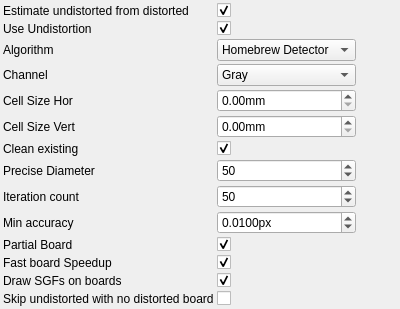
This is utils/corestructs/coreWidgets/checkerboardDetectionParametersControlWidget.ui in NickPenkrat/corecvs as Qt 5 draws it before an edit. The edited form follows.
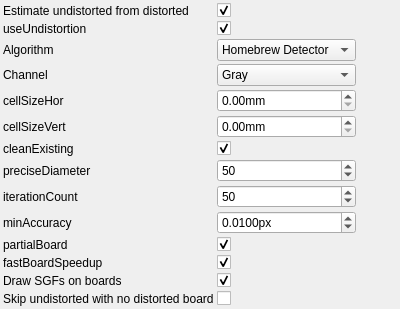
This is the edited form. Icons and pictures are not drawn.

Patch:
```diff
--- a/utils/corestructs/coreWidgets/checkerboardDetectionParametersControlWidget.ui
+++ b/utils/corestructs/coreWidgets/checkerboardDetectionParametersControlWidget.ui
@@ -40,7 +40,7 @@
     <item row="1" column="0">
      <widget class="QLabel" name="label_1">
        <property name="text">
-         <string>Use Undistortion</string>
+         <string>useUndistortion</string>
        </property>
      </widget>
     </item>
@@ -171,7 +171,7 @@
     <item row="4" column="0">
      <widget class="QLabel" name="label_4">
        <property name="text">
-         <string>Cell Size Hor</string>
+         <string>cellSizeHor</string>
        </property>
      </widget>
     </item>
@@ -188,7 +188,7 @@
     <item row="5" column="0">
      <widget class="QLabel" name="label_5">
        <property name="text">
-         <string>Cell Size Vert</string>
+         <string>cellSizeVert</string>
        </property>
      </widget>
     </item>
@@ -205,7 +205,7 @@
     <item row="6" column="0">
      <widget class="QLabel" name="label_6">
        <property name="text">
-         <string>Clean existing</string>
+         <string>cleanExisting</string>
        </property>
      </widget>
     </item>
@@ -222,7 +222,7 @@
     <item row="7" column="0">
      <widget class="QLabel" name="label_7">
        <property name="text">
-         <string>Precise Diameter</string>
+         <string>preciseDiameter</string>
        </property>
      </widget>
     </item>
@@ -248,7 +248,7 @@
     <item row="8" column="0">
      <widget class="QLabel" name="label_8">
        <property name="text">
-         <string>Iteration count</string>
+         <string>iterationCount</string>
        </property>
      </widget>
     </item>
@@ -274,7 +274,7 @@
     <item row="9" column="0">
      <widget class="QLabel" name="label_9">
        <property name="text">
-         <string>Min accuracy</string>
+         <string>minAccuracy</string>
        </property>
      </widget>
     </item>
@@ -306,7 +306,7 @@
     <item row="10" column="0">
      <widget class="QLabel" name="label_10">
        <property name="text">
-         <string>Partial Board</string>
+         <string>partialBoard</string>
        </property>
      </widget>
     </item>
@@ -323,7 +323,7 @@
     <item row="11" column="0">
      <widget class="QLabel" name="label_11">
        <property name="text">
-         <string>Fast board Speedup</string>
+         <string>fastBoardSpeedup</string>
        </property>
      </widget>
     </item>
```
Left out of the diff: 18 changed lines with no effect on the pictures.
